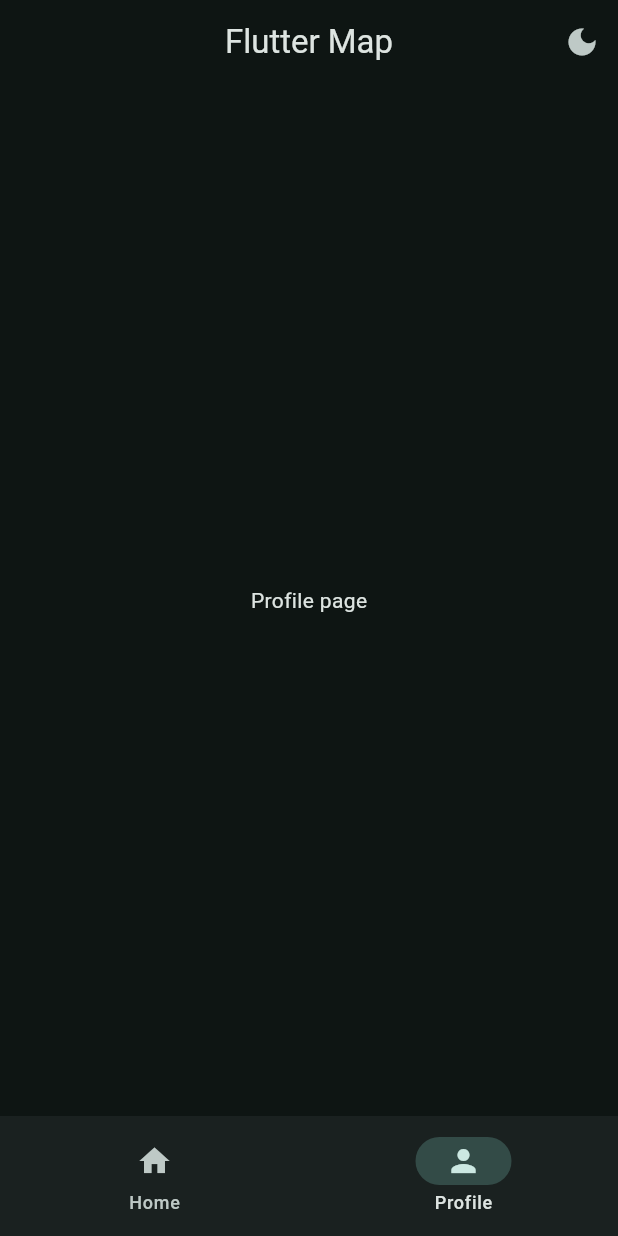
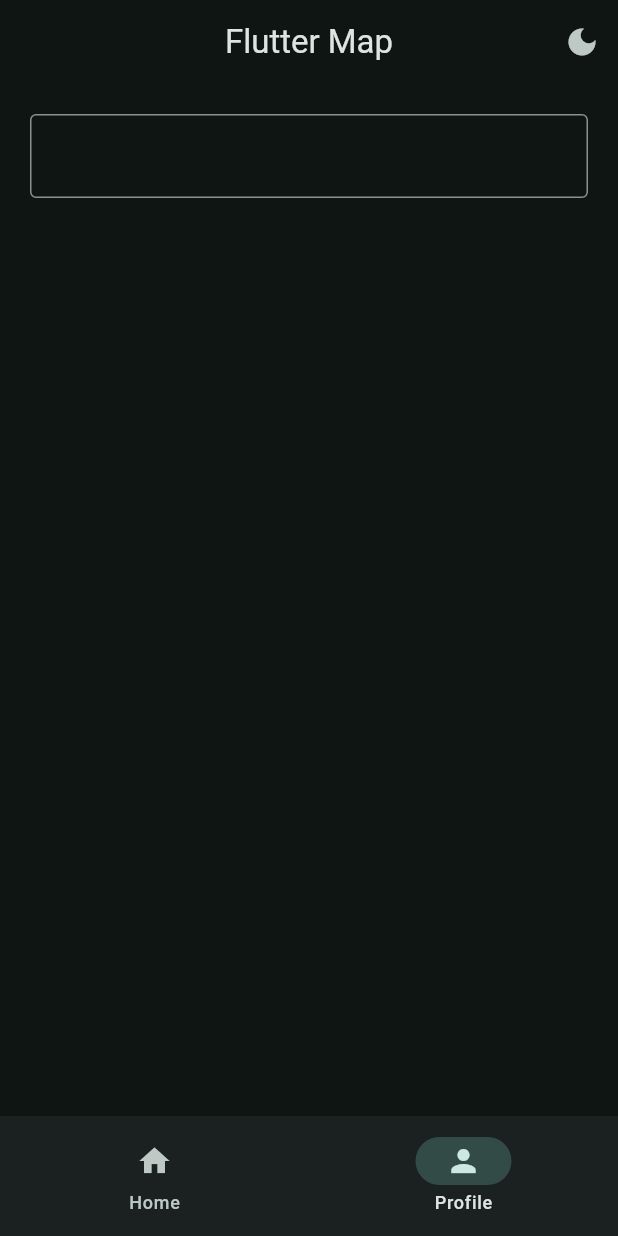
Before and after one commit to SameerAkita/flutter_app, a Flutter app: the screen it shows after launch, item 2 of the bottom bar chosen, on a phone screen of 412 x 824 dp. Run offline on Flutter 3.47's test engine with Material 3 defaults, Android fonts, the phone set to English and light mode, and no system bars; missing offline and left inert: dart:ffi.

Commit message:
profile input

```diff
--- a/lib/views/pages/profile_page.dart
+++ b/lib/views/pages/profile_page.dart
@@ -1,10 +1,32 @@
 import 'package:flutter/material.dart';
 
-class ProfilePage extends StatelessWidget {
+class ProfilePage extends StatefulWidget {
   const ProfilePage({super.key});
 
   @override
+  State<ProfilePage> createState() => _ProfilePageState();
+}
+
+class _ProfilePageState extends State<ProfilePage> {
+  TextEditingController controller = TextEditingController();
+  @override
   Widget build(BuildContext context) {
-    return Center(child: Text('Profile page'));
+    return Padding(
+      padding: const EdgeInsets.all(20.0),
+      child: Column(
+        children: [
+          TextField(
+            controller: controller,
+            decoration: InputDecoration(border: OutlineInputBorder()),
+            onEditingComplete: () {
+              setState(() {
+
+              });
+            },
+          ),
+          Text(controller.text),
+        ],
+      ),
+    );
   }
 }
```
